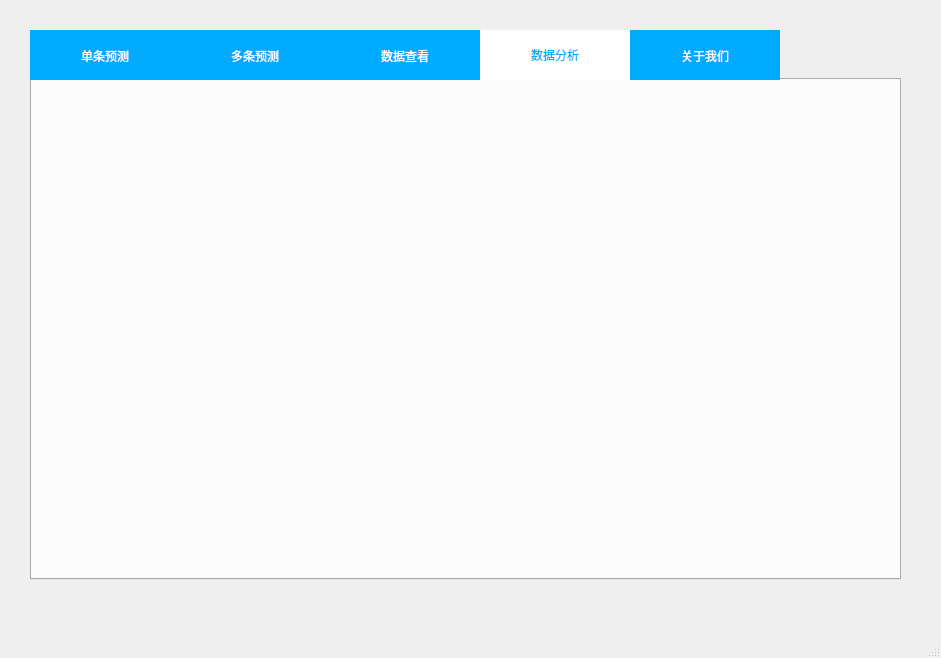
This is news.ui in dragonbra/Meows as Qt 5 draws it before an edit. The edited form follows.
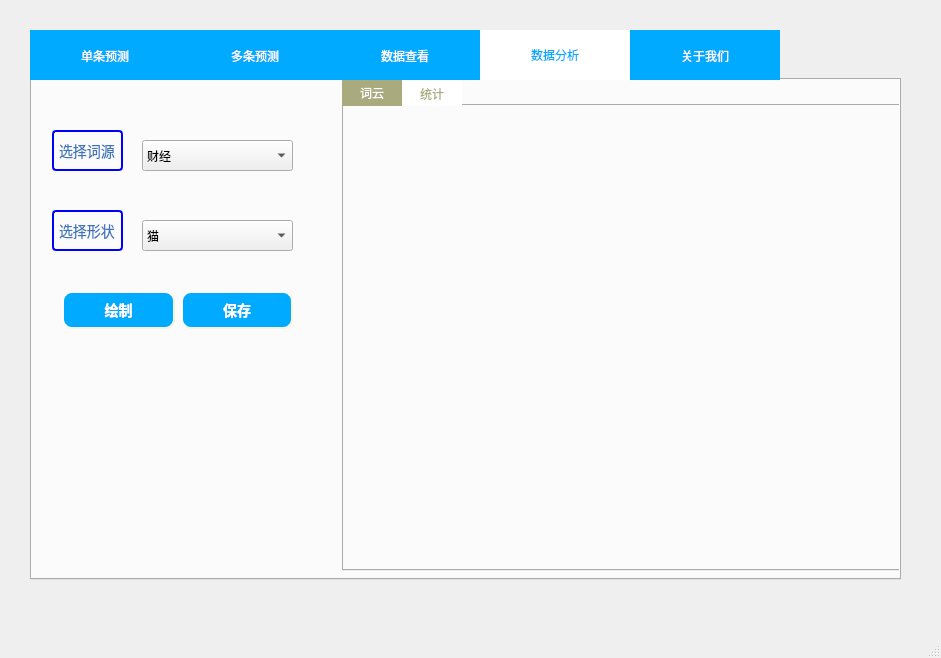
This is the edited form. The open tabs and pages were chosen to show the change.

Commit message: 增加了词云ui和素材文件

```diff
--- a/news.ui
+++ b/news.ui
@@ -802,6 +802,266 @@
         <height>491</height>
        </rect>
       </property>
+      <widget class="QTabWidget" name="tabWidget_2">
+       <property name="geometry">
+        <rect>
+         <x>310</x>
+         <y>0</y>
+         <width>561</width>
+         <height>491</height>
+        </rect>
+       </property>
+       <property name="styleSheet">
+        <string notr="true">QTabWidget::pane{
+}
+QTabWidget::tab-bar{
+    alignment:left;
+}
+QTabBar::tab{
+	min-width:60px;
+	min-height:16px;
+	font:13pt '微软雅黑';
+	background:white;
+	color:rgb(170, 170, 127);
+}
+QTabBar::tab:hover{
+	color:white;
+	background:rgb(170, 170, 127);
+}
+QTabBar::tab:selected{
+	border-color:white;
+	background:rgb(170, 170, 127);
+	color:white;
+}</string>
+       </property>
+       <property name="currentIndex">
+        <number>0</number>
+       </property>
+       <widget class="QWidget" name="WordCloudTab">
+        <attribute name="title">
+         <string>词云</string>
+        </attribute>
+        <widget class="QWidget" name="widget_6" native="true">
+         <property name="geometry">
+          <rect>
+           <x>0</x>
+           <y>0</y>
+           <width>561</width>
+           <height>491</height>
+          </rect>
+         </property>
+        </widget>
+       </widget>
+       <widget class="QWidget" name="WordCountTab">
+        <attribute name="title">
+         <string>统计</string>
+        </attribute>
+        <widget class="QWidget" name="widget_5" native="true">
+         <property name="geometry">
+          <rect>
+           <x>0</x>
+           <y>0</y>
+           <width>561</width>
+           <height>491</height>
+          </rect>
+         </property>
+        </widget>
+       </widget>
+      </widget>
+      <widget class="QLabel" name="label_3">
+       <property name="geometry">
+        <rect>
+         <x>20</x>
+         <y>50</y>
+         <width>71</width>
+         <height>41</height>
+        </rect>
+       </property>
+       <property name="styleSheet">
+        <string notr="true">QLabel{
+	color:#3D74BB;
+	border: 2px solid blue;
+    border-radius: 4px;
+    padding: 2px;
+	font: 14px;
+}</string>
+       </property>
+       <property name="text">
+        <string>选择词源</string>
+       </property>
+      </widget>
+      <widget class="QLabel" name="label_4">
+       <property name="geometry">
+        <rect>
+         <x>20</x>
+         <y>130</y>
+         <width>71</width>
+         <height>41</height>
+        </rect>
+       </property>
+       <property name="styleSheet">
+        <string notr="true">QLabel{
+	color:#3D74BB;
+	border: 2px solid blue;
+    border-radius: 4px;
+    padding: 2px;
+	font: 14px;
+}</string>
+       </property>
+       <property name="text">
+        <string>选择形状</string>
+       </property>
+      </widget>
+      <widget class="QComboBox" name="wordCloudBox">
+       <property name="geometry">
+        <rect>
+         <x>110</x>
+         <y>60</y>
+         <width>151</width>
+         <height>31</height>
+        </rect>
+       </property>
+       <item>
+        <property name="text">
+         <string>财经</string>
+        </property>
+       </item>
+       <item>
+        <property name="text">
+         <string>房产</string>
+        </property>
+       </item>
+       <item>
+        <property name="text">
+         <string>教育</string>
+        </property>
+       </item>
+       <item>
+        <property name="text">
+         <string>科技</string>
+        </property>
+       </item>
+       <item>
+        <property name="text">
+         <string>军事</string>
+        </property>
+       </item>
+       <item>
+        <property name="text">
+         <string>汽车</string>
+        </property>
+       </item>
+       <item>
+        <property name="text">
+         <string>体育</string>
+        </property>
+       </item>
+       <item>
+        <property name="text">
+         <string>游戏</string>
+        </property>
+       </item>
+       <item>
+        <property name="text">
+         <string>娱乐</string>
+        </property>
+       </item>
+       <item>
+        <property name="text">
+         <string>其他</string>
+        </property>
+       </item>
+      </widget>
+      <widget class="QComboBox" name="wordSizeBox">
+       <property name="geometry">
+        <rect>
+         <x>110</x>
+         <y>140</y>
+         <width>151</width>
+         <height>31</height>
+        </rect>
+       </property>
+       <item>
+        <property name="text">
+         <string>猫</string>
+        </property>
+       </item>
+       <item>
+        <property name="text">
+         <string>可达鸭</string>
+        </property>
+       </item>
+       <item>
+        <property name="text">
+         <string>伊布</string>
+        </property>
+       </item>
+       <item>
+        <property name="text">
+         <string>皮卡丘</string>
+        </property>
+       </item>
+      </widget>
+      <widget class="QWidget" name="">
+       <property name="geometry">
+        <rect>
+         <x>30</x>
+         <y>200</y>
+         <width>231</width>
+         <height>61</height>
+        </rect>
+       </property>
+       <layout class="QHBoxLayout" name="horizontalLayout_3">
+        <item>
+         <widget class="QPushButton" name="wordDrawButton">
+          <property name="styleSheet">
+           <string notr="true">QPushButton {
+	color:white;
+    background-color:rgb(0, 170, 255);
+    border-style: outset;
+    border-width: 2px;
+    border-radius: 10px;
+    border-color: beige;
+    font: bold 14px;
+    padding: 6px;
+}
+QPushButton::pressed {
+    background-color: white;
+	color:rgb(0, 170, 255);
+    border-style: inset;
+}</string>
+          </property>
+          <property name="text">
+           <string>绘制</string>
+          </property>
+         </widget>
+        </item>
+        <item>
+         <widget class="QPushButton" name="wordSaveButton">
+          <property name="styleSheet">
+           <string notr="true">QPushButton {
+	color:white;
+    background-color:rgb(0, 170, 255);
+    border-style: outset;
+    border-width: 2px;
+    border-radius: 10px;
+    border-color: beige;
+    font: bold 14px;
+    padding: 6px;
+}
+QPushButton::pressed {
+    background-color: white;
+	color:rgb(0, 170, 255);
+    border-style: inset;
+}</string>
+          </property>
+          <property name="text">
+           <string>保存</string>
+          </property>
+         </widget>
+        </item>
+       </layout>
+      </widget>
      </widget>
     </widget>
     <widget class="QWidget" name="tab_5">
```
Left out of the diff: 2 changed lines with no effect on the pictures. The commit also changes 4 other files.
